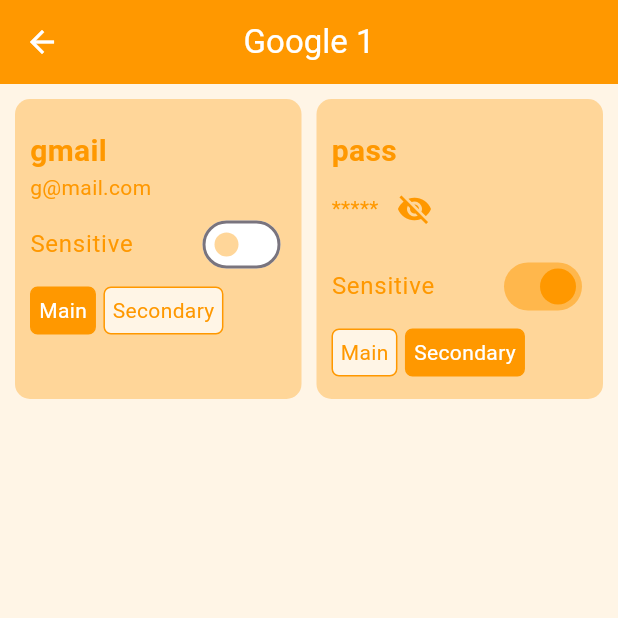
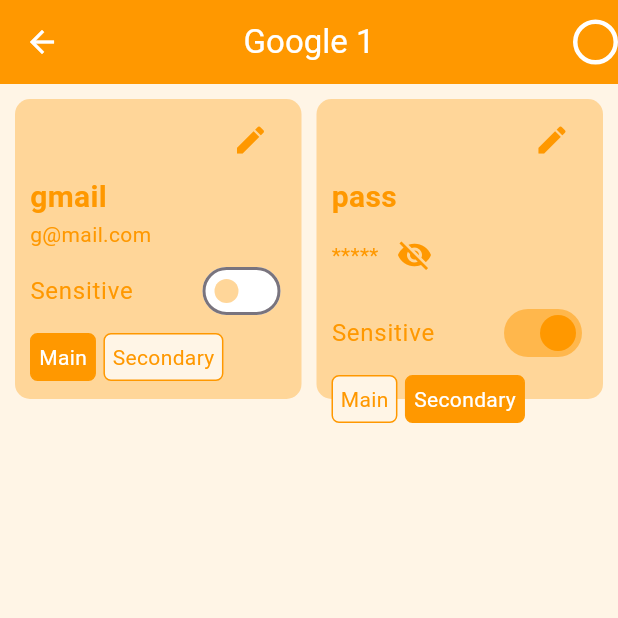
Before and after one commit to hazemxiii/protect_it, a Flutter app: the screen it shows after launch, after a tap on the "visibility off" icon, after a tap on "Google 1", on a phone screen of 412 x 824 dp, the top half of it. Run offline on Flutter 3.47's test engine with Material 3 defaults, Android fonts, the phone set to English and light mode, and no system bars; our stand-ins replace flutter_colorpicker.

Commit message:
editing account

```diff
--- a/lib/account_details.dart
+++ b/lib/account_details.dart
@@ -1,6 +1,7 @@
 import 'package:flutter/material.dart';
 import 'package:protect_it/models/account.dart';
 import 'package:provider/provider.dart';
+import 'package:flutter_colorpicker/flutter_colorpicker.dart';
 
 class AccountDetailsPage extends StatelessWidget {
   const AccountDetailsPage({super.key, required this.account});
@@ -16,6 +17,22 @@
         backgroundColor: account.color,
         foregroundColor: Colors.white,
         centerTitle: true,
+        actions: [
+          InkWell(
+            onTap: () {
+              showColorPicker(context);
+            },
+            child: Container(
+              height: 30,
+              width: 30,
+              decoration: BoxDecoration(
+                  border: const Border.fromBorderSide(
+                      BorderSide(width: 3, color: Colors.white)),
+                  color: account.color,
+                  borderRadius: const BorderRadius.all(Radius.circular(999))),
+            ),
+          )
+        ],
       ),
       body: SingleChildScrollView(
         child: Container(
@@ -32,15 +49,30 @@
                 return AttributeWidget(
                   account: account,
                   type: _getType(e.key),
-                    atr: e.value,
+                  attr: e.value,
                   attributeKey: e.key,
-                    color: account.color);
+                );
               })
             ],
           ),
         ),
       ),
     );
+  }
+
+  void showColorPicker(BuildContext context) {
+    showDialog(
+        context: context,
+        builder: (_) => AlertDialog(
+              content: SingleChildScrollView(
+                child: ColorPicker(
+                    pickerColor: account.color,
+                    onColorChanged: (c) {
+                      Provider.of<AccountNotifier>(context, listen: false)
+                          .updateColor(account, c);
+                    }),
+              ),
+            ));
   }
 
   AttributeType _getType(String attributeKey) {
@@ -57,16 +89,14 @@
 enum AttributeType { normal, main, secondary }
 
 class AttributeWidget extends StatefulWidget {
-  final Attribute atr;
+  final Attribute attr;
   final String attributeKey;
   final Account account;
-  final Color color;
   final AttributeType type;
   const AttributeWidget(
       {super.key,
-      required this.atr,
+      required this.attr,
       required this.attributeKey,
-      required this.color,
       required this.type,
       required this.account});
 
@@ -75,62 +105,74 @@
 }
 
 class _AttributeWidgetState extends State<AttributeWidget> {
+  late final AccountNotifier accountProvider;
+  late TextEditingController nameController;
+  late TextEditingController valueController;
+  final formKey = GlobalKey<FormState>();
+
+  @override
+  void initState() {
+    super.initState();
+    accountProvider = Provider.of<AccountNotifier>(context, listen: false);
+  }
+
+  @override
+  void dispose() {
+    super.dispose();
+    nameController.dispose();
+    valueController.dispose();
+  }
+
   bool isSensitiveShown = false;
   @override
   Widget build(BuildContext context) {
-    TextStyle textStyle = TextStyle(color: widget.color);
+    nameController = TextEditingController(text: widget.attributeKey);
+    valueController = TextEditingController(text: widget.attr.value);
+    TextStyle textStyle = TextStyle(color: widget.account.color);
     return Container(
-      padding: const EdgeInsets.symmetric(horizontal: 10, vertical: 20),
+      padding: const EdgeInsets.symmetric(horizontal: 10, vertical: 3),
       decoration: BoxDecoration(
-          color: Color.lerp(Colors.white, widget.color, 0.4),
+          color: Color.lerp(Colors.white, widget.account.color, 0.4),
           borderRadius: const BorderRadius.all(Radius.circular(10))),
       child: Column(
         crossAxisAlignment: CrossAxisAlignment.start,
         children: [
+          Row(
+            mainAxisAlignment: MainAxisAlignment.end,
+            children: [
+              IconButton(
+                  color: widget.account.color,
+                  onPressed: _showEditDialog,
+                  icon: const Icon(Icons.edit))
+            ],
+          ),
           Text(
             widget.attributeKey,
             style: TextStyle(
-                color: widget.color, fontWeight: FontWeight.bold, fontSize: 20),
+                color: widget.account.color,
+                fontWeight: FontWeight.bold,
+                fontSize: 20),
           ),
           Row(
             children: [
-              _displayAttribute(widget.atr.isSensitive),
-              if (widget.atr.isSensitive)
+              _displayAttribute(widget.attr.isSensitive),
+              if (widget.attr.isSensitive)
                 IconButton(
-                    color: widget.color,
-                    onPressed: () {
-                      setState(() {
-                        isSensitiveShown = !isSensitiveShown;
-                      });
-                    },
+                    color: widget.account.color,
+                    onPressed: _toggleShowSensitive,
                     icon: Icon(isSensitiveShown
                         ? Icons.visibility
                         : Icons.visibility_off))
             ],
           ),
-          SwitchListTile(
-              inactiveTrackColor: Colors.white,
-              inactiveThumbColor: Color.lerp(Colors.white, widget.color, 0.4),
-              activeColor: widget.color,
-              contentPadding: const EdgeInsets.all(0),
-              title: Text(
-                "Sensitive",
-                style: textStyle,
-              ),
-              value: widget.atr.isSensitive,
-              onChanged: (v) {
-                Provider.of<AccountNotifier>(
-                  context,
-                  listen: false,
-                ).setSensitive(widget.atr, v);
-              }),
+          _switch(textStyle),
           Row(
             children: [
-              _checkButton("Main", widget.type == AttributeType.main),
+              _checkButton(true, widget.type == AttributeType.main),
               const VerticalDivider(
                 width: 5,
               ),
-              _checkButton("Secondary", widget.type == AttributeType.secondary)
+              _checkButton(false, widget.type == AttributeType.secondary)
             ],
           )
         ],
@@ -140,31 +182,138 @@
 
   Text _displayAttribute(bool isSensitive) {
     String txt;
-    if (isSensitiveShown || !widget.atr.isSensitive) {
-      txt = widget.atr.value;
+    if (isSensitiveShown || !widget.attr.isSensitive) {
+      txt = widget.attr.value;
     } else {
-      txt = "".padLeft(widget.atr.value.length, "*");
+      txt = "".padLeft(widget.attr.value.length, "*");
     }
     return Text(
       txt,
-      style: TextStyle(color: widget.color),
+      style: TextStyle(color: widget.account.color),
     );
   }
 
-  Widget _checkButton(String text, bool isActive) {
-    return Container(
+  void _toggleShowSensitive() {
+    setState(() {
+      isSensitiveShown = !isSensitiveShown;
+    });
+  }
+
+  Widget _checkButton(bool isMain, bool isActive) {
+    return InkWell(
+      onTap: () {
+        _checkButtonClick(isMain, widget.account, widget.attributeKey);
+      },
+      child: AnimatedContainer(
+        duration: const Duration(milliseconds: 300),
         padding: const EdgeInsets.all(5),
         decoration: BoxDecoration(
             borderRadius: const BorderRadius.all(Radius.circular(5)),
-          border:
-              Border.fromBorderSide(BorderSide(width: 1, color: widget.color)),
+            border: Border.fromBorderSide(
+                BorderSide(width: 1, color: widget.account.color)),
             color: isActive
-              ? widget.color
-              : Color.lerp(Colors.white, widget.color, 0.1)),
+                ? widget.account.color
+                : Color.lerp(Colors.white, widget.account.color, 0.1)),
         child: Text(
-        text,
-        style: TextStyle(color: isActive ? Colors.white : widget.color),
+          isMain ? "Main" : "Secondary",
+          style:
+              TextStyle(color: isActive ? Colors.white : widget.account.color),
+        ),
       ),
     );
   }
+
+  void _checkButtonClick(bool isMain, Account account, String key) {
+    if (isMain) {
+      accountProvider.setMain(account, key);
+    } else {
+      accountProvider.setSec(account, key);
     }
+  }
+
+  SwitchListTile _switch(TextStyle textStyle) {
+    return SwitchListTile(
+        inactiveTrackColor: Colors.white,
+        inactiveThumbColor: Color.lerp(Colors.white, widget.account.color, 0.4),
+        activeColor: widget.account.color,
+        contentPadding: const EdgeInsets.all(0),
+        title: Text(
+          "Sensitive",
+          style: textStyle,
+        ),
+        value: widget.attr.isSensitive,
+        onChanged: (v) {
+          Provider.of<AccountNotifier>(
+            context,
+            listen: false,
+          ).setSensitive(widget.attr, v);
+        });
+  }
+
+  void _showEditDialog() {
+    showDialog(
+        context: context,
+        builder: (_) => AlertDialog(
+              surfaceTintColor: widget.account.color,
+              content: Form(
+                key: formKey,
+                child: Column(
+                  mainAxisSize: MainAxisSize.min,
+                  children: [
+                    _input(nameController, _attrNameValidator),
+                    _input(valueController, _attrValueValidator),
+                  ],
+                ),
+              ),
+              actions: [
+                TextButton(
+                    style: ButtonStyle(
+                        backgroundColor:
+                            const WidgetStatePropertyAll(Colors.transparent),
+                        foregroundColor:
+                            WidgetStatePropertyAll(widget.account.color)),
+                    onPressed: save,
+                    child: const Text("Save"))
+              ],
+            ));
+  }
+
+  TextFormField _input(
+      TextEditingController controller, FormFieldValidator<String?> validator) {
+    final border = UnderlineInputBorder(
+        borderSide: BorderSide(color: widget.account.color, width: 1));
+    final focusBorder = UnderlineInputBorder(
+        borderSide: BorderSide(color: widget.account.color, width: 3));
+    return TextFormField(
+      style: TextStyle(color: widget.account.color),
+      cursorColor: widget.account.color,
+      controller: controller,
+      decoration:
+          InputDecoration(focusedBorder: focusBorder, enabledBorder: border),
+      validator: validator,
+    );
+  }
+
+  String? _attrNameValidator(String? s) {
+    if (widget.account.isAttributeExist(s ?? "") && s != widget.attributeKey) {
+      return "Attribute Name Already Exist";
+    }
+    return null;
+  }
+
+  String? _attrValueValidator(String? s) {
+    if ((s ?? "") == "") {
+      return "Can't be an empty field";
+    }
+    return null;
+  }
+
+  void save() {
+    if (formKey.currentState!.validate()) {
+      accountProvider.updateValue(valueController.text, widget.attr);
+      accountProvider.updateAttrKey(
+          widget.account, widget.attributeKey, nameController.text);
+      Navigator.of(context).pop();
+    }
+  }
+}
--- a/lib/home.dart
+++ b/lib/home.dart
@@ -65,24 +65,13 @@
   State<AccountWidget> createState() => _AccountWidgetState();
 }
 
-// TODO: fix set sensitivity button
-// TODO: set main and sec functionality
-// TODO: edit name and value
-// TODO: edit color
-
 class _AccountWidgetState extends State<AccountWidget> {
   bool isSensitiveShown = false;
   @override
   Widget build(BuildContext context) {
     return InkWell(
       overlayColor: const WidgetStatePropertyAll(Colors.transparent),
-      onTap: () {
-        Navigator.of(context).push(MaterialPageRoute(
-            builder: (_) =>
-                Consumer<AccountNotifier>(builder: (context, accountNot, _) {
-                  return AccountDetailsPage(account: widget.account);
-                })));
-      },
+      onTap: _openDetails,
       child: Container(
         margin: const EdgeInsets.only(bottom: 10),
         child: Column(
@@ -105,16 +94,13 @@
                     crossAxisAlignment: CrossAxisAlignment.start,
                     children: [
                       _displayAttribute(widget.account.getMain),
-                      _displayAttribute(widget.account.getSec),
+                      if (widget.account.getSec != null)
+                        _displayAttribute(widget.account.getSec!),
                     ],
                   ),
                   IconButton(
                       color: widget.account.color,
-                      onPressed: () {
-                        setState(() {
-                          isSensitiveShown = !isSensitiveShown;
-                        });
-                      },
+                      onPressed: _toggleShowSensitive,
                       icon: Icon(isSensitiveShown
                           ? Icons.visibility
                           : Icons.visibility_off))
@@ -125,6 +111,20 @@
         ),
       ),
     );
+  }
+
+  void _openDetails() {
+    Navigator.of(context).push(MaterialPageRoute(
+        builder: (_) =>
+            Consumer<AccountNotifier>(builder: (context, accountNot, _) {
+              return AccountDetailsPage(account: widget.account);
+            })));
+  }
+
+  void _toggleShowSensitive() {
+    setState(() {
+      isSensitiveShown = !isSensitiveShown;
+    });
   }
 
   Text _displayAttribute(Attribute atr) {
--- a/pubspec.yaml
+++ b/pubspec.yaml
@@ -36,6 +36,7 @@
   # Use with the CupertinoIcons class for iOS style icons.
   cupertino_icons: ^1.0.8
   provider: ^6.1.2
+  flutter_colorpicker: ^1.1.0
 
 dev_dependencies:
   flutter_test:
```
Also changed, not shown: lib/models/account.dart (+46 -11 lines), pubspec.lock, 1 other file. Lines whose indentation alone changed are shown as unchanged.
